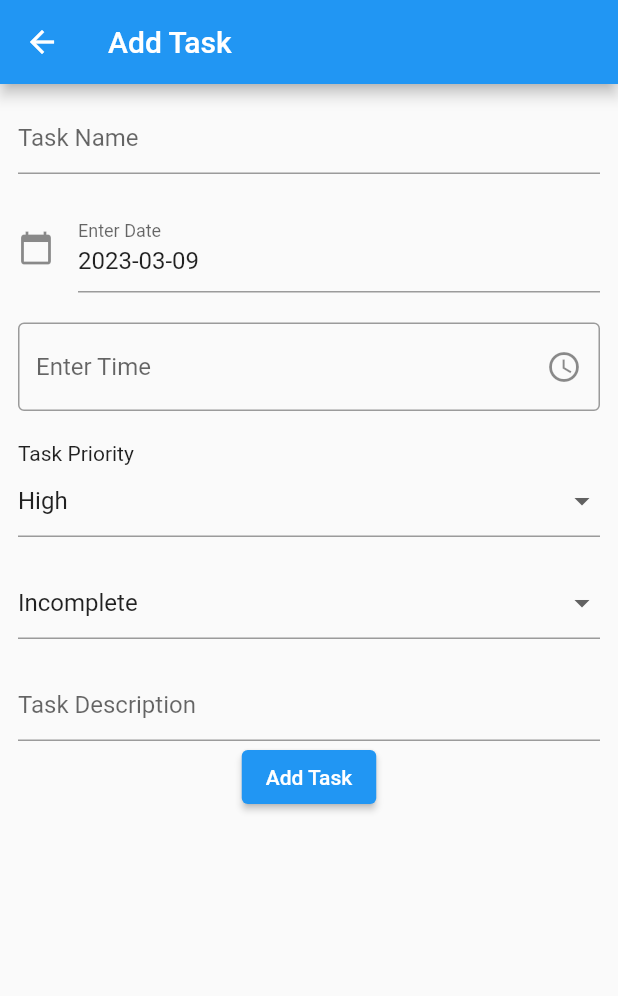
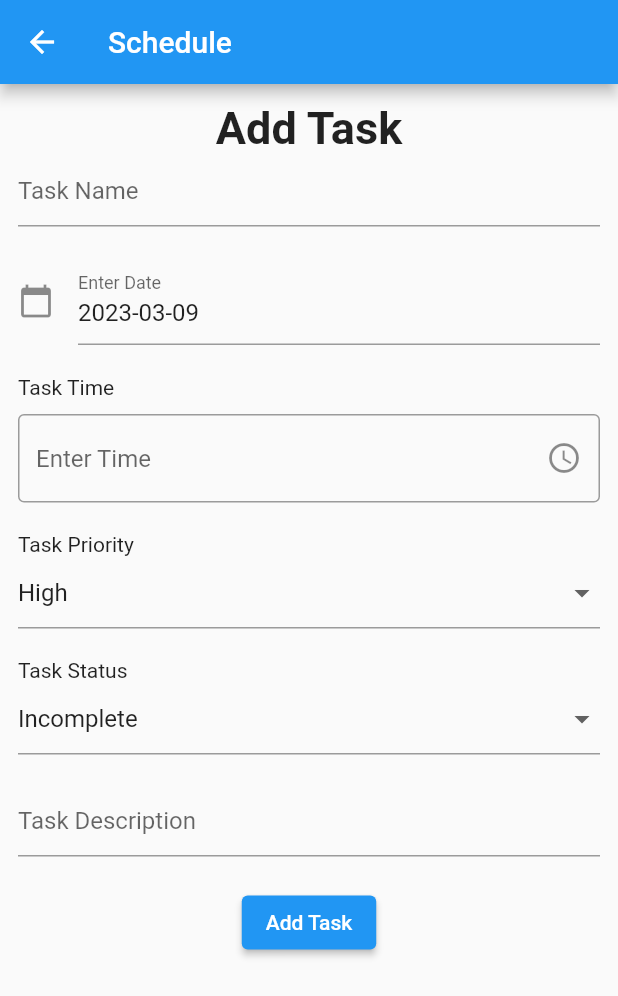
Before and after one commit to nightkuzan/scheduletdl, a Flutter app: the AddTask screen opened directly, on a phone screen of 412 x 824 dp. Shown: the top 996 px of the screen. Run offline on Flutter 3.47's test engine with Material 2 defaults, Android fonts, the phone set to English and light mode, and no system bars; our stand-ins replace cloud_firestore, firebase_auth, firebase_core, fluttertoast, form_field_validator; missing offline and left inert: time_planner; accounts and stored records are empty.

Commit message:
change appbar and have beautiful form

```diff
--- a/lib/todolist/addtask.dart
+++ b/lib/todolist/addtask.dart
@@ -46,13 +46,20 @@ class _AddTaskState extends State<AddTask> {
   Widget build(BuildContext context) {
     return Scaffold(
       appBar: AppBar(
-        title: const Text('Add Task'),
+        title: const Text('Schedule'),
       ),
       body: SingleChildScrollView(
         child: Padding(
           padding: const EdgeInsets.all(12),
           child: Column(
             children: [
+              const Text(
+                "Add Task",
+                style: TextStyle(
+                  fontSize: 30,
+                  fontWeight: FontWeight.bold,
+                ),
+              ),
               Form(
                 key: _formKey,
                 child: Wrap(
@@ -63,7 +70,7 @@ class _AddTaskState extends State<AddTask> {
                       decoration: const InputDecoration(
                         hintText: 'Task Name',
                       ),
-                      validator: (String? value) {
+                      validator: (value) {
                         if (value == null || value.isEmpty) {
                           return 'Please enter some text';
                         }
@@ -96,6 +103,11 @@ class _AddTaskState extends State<AddTask> {
                         } else {}
                       },
                     ),
+                    Column(
+                      crossAxisAlignment: CrossAxisAlignment.start,
+                      children: [
+                        const Text("Task Time"),
+                        const SizedBox(height: 10),
                         TextFormField(
                           controller: _tasktime,
                           readOnly: true,
@@ -110,7 +122,8 @@ class _AddTaskState extends State<AddTask> {
                                   );
                                   if (pickedTime != null) {
                                     setState(() {
-                                  _tasktime.text = pickedTime.format(context);
+                                      _tasktime.text =
+                                          pickedTime.format(context);
                                     });
                                   } else {}
                                 }),
@@ -118,6 +131,8 @@ class _AddTaskState extends State<AddTask> {
                               borderSide: BorderSide(),
                             ),
                           ),
+                        ),
+                      ],
                     ),
                     // dropdown
                     Column(
@@ -158,6 +173,10 @@ class _AddTaskState extends State<AddTask> {
                       ],
                     ),
                     // dropdown
+                    Column(
+                      crossAxisAlignment: CrossAxisAlignment.start,
+                      children: [
+                        const Text("Task Status"),
                         DropdownButtonFormField(
                           value: _taskstatus.text,
                           items: const [
@@ -185,6 +204,8 @@ class _AddTaskState extends State<AddTask> {
                             return null;
                           },
                         ),
+                      ],
+                    ),
                     TextFormField(
                       controller: _taskdescription,
                       decoration: const InputDecoration(
@@ -200,8 +221,12 @@ class _AddTaskState extends State<AddTask> {
                   ],
                 ),
               ),
+              const SizedBox(
+                height: 20,
+              ),
               ElevatedButton(
                 onPressed: () {
+                  if (_formKey.currentState!.validate()) {
                     Map<String, dynamic> task = {
                       'taskname': _taskname.text,
                       'taskdate': _taskdate.text,
@@ -235,6 +260,7 @@ class _AddTaskState extends State<AddTask> {
                         backgroundColor: Colors.green,
                         textColor: Colors.white,
                         fontSize: 16.0);
+                  }
                 },
                 child: const Text('Add Task'),
               ),
```
Lines whose indentation alone changed are shown as unchanged.
